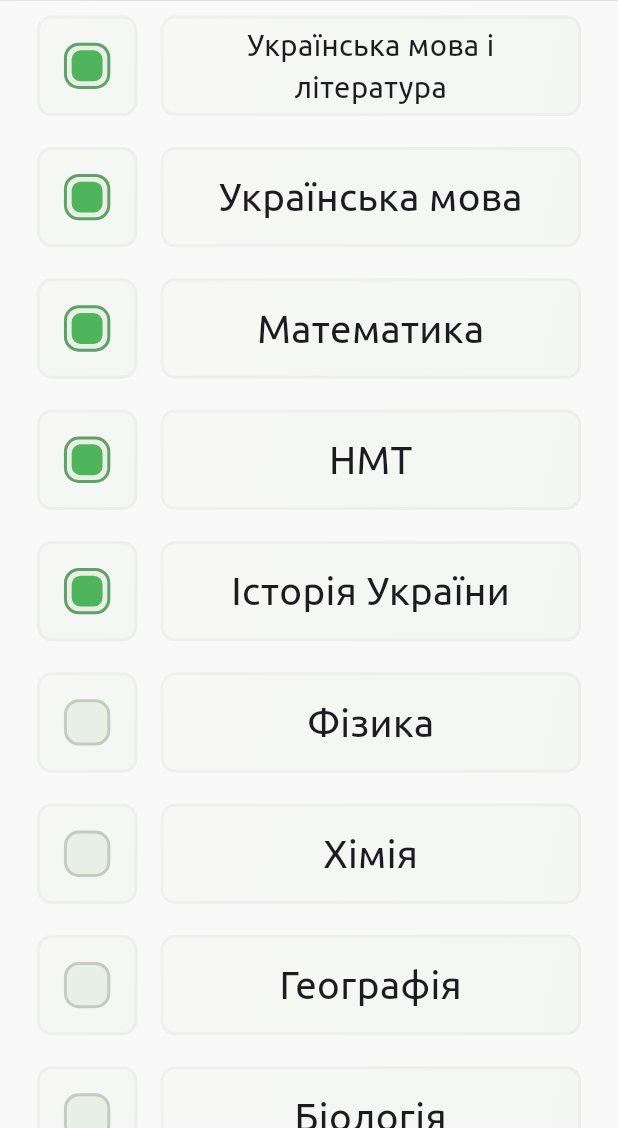
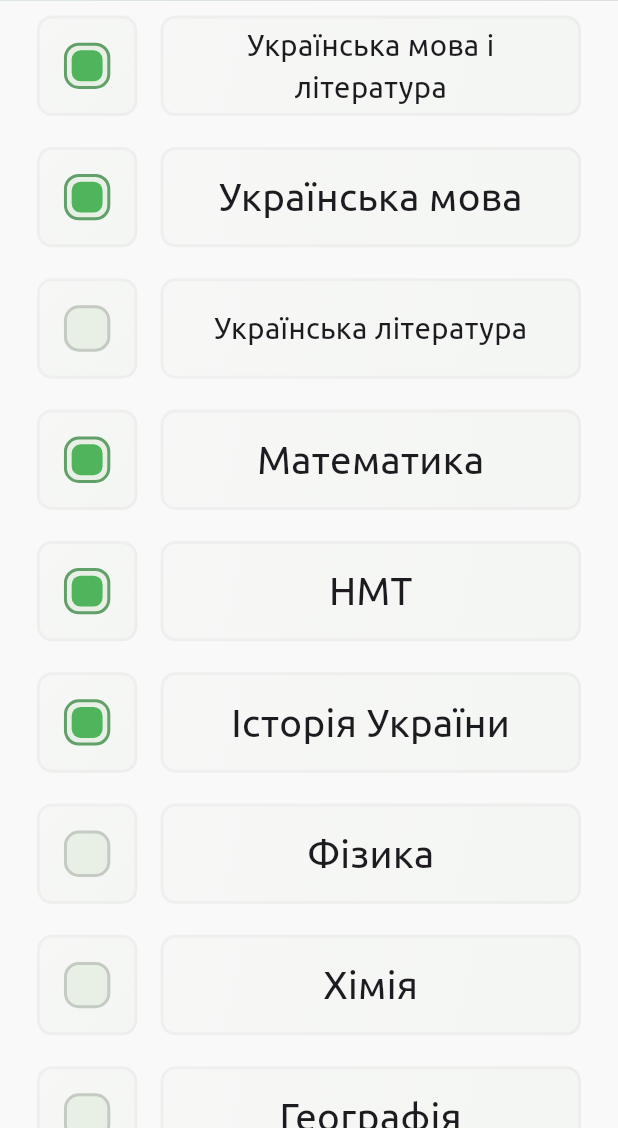
Before and after one commit to velvitoff/zno_client, a Flutter app: the SubjectChoiceRoute screen opened by its route, on a phone screen of 412 x 824 dp, the part 108-1236 px from its top. Run offline on Flutter 3.47's test engine with Material 3 defaults, Android fonts, the phone set to English and light mode, and no system bars; our stand-ins replace audioplayers, dropdown_button2, flutter_dotenv, flutter_screenutil, get_it, go_router and 5 more; missing offline and left inert: encrypt, flutter_math_fork; accounts and stored records are empty; network calls fail; project files that could hold a hidden picture were left out.

Commit message:
add ukrainian_lit subject

```diff
--- a/lib/all_subjects/all_subjects.dart
+++ b/lib/all_subjects/all_subjects.dart
@@ -6,6 +6,7 @@ import 'package:client/all_subjects/zno_subject_interface.dart';
 const List<ZnoSubjectInterface> allSubjects = [
   ZnoSubject('ukrainian_lang_and_lit', 'Українська мова і література'),
   ZnoSubject('ukrainian_lang', 'Українська мова'),
+  ZnoSubject('ukrainian_lit', 'Українська література'),
   ZnoSubject('math', 'Математика'),
   ZnoSubject('nmt', 'НМТ'),
   ZnoSubject('ukraine_history', 'Історія України'),
```
